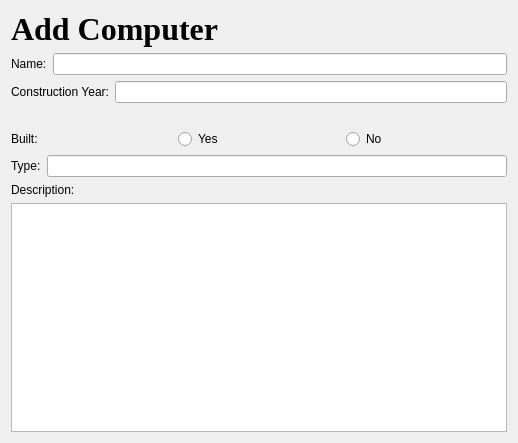
HKH515/VLN56, file add_computers.ui: the form before one commit.
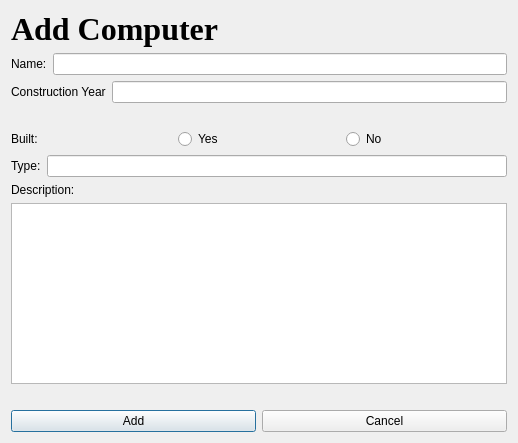
The form after the commit.

The edit to the form file:
```diff
--- a/add_computers.ui
+++ b/add_computers.ui
@@ -48,7 +48,7 @@
      <item>
       <widget class="QLabel" name="label_3">
        <property name="text">
-        <string>Construction Year:</string>
+        <string>Construction Year</string>
        </property>
       </widget>
      </item>
@@ -107,7 +107,28 @@
     </widget>
    </item>
    <item>
-    <widget class="QTextEdit" name="textEdit"/>
+    <widget class="QTextEdit" name="description_input"/>
+   </item>
+   <item>
+    <layout class="QHBoxLayout" name="horizontalLayout_5">
+     <property name="topMargin">
+      <number>20</number>
+     </property>
+     <item>
+      <widget class="QPushButton" name="pushButton_2">
+       <property name="text">
+        <string>Add</string>
+       </property>
+      </widget>
+     </item>
+     <item>
+      <widget class="QPushButton" name="cancel_pushbutton">
+       <property name="text">
+        <string>Cancel</string>
+       </property>
+      </widget>
+     </item>
+    </layout>
    </item>
   </layout>
  </widget>
```
Left out of the diff: 22 changed lines with no effect on the pictures.
